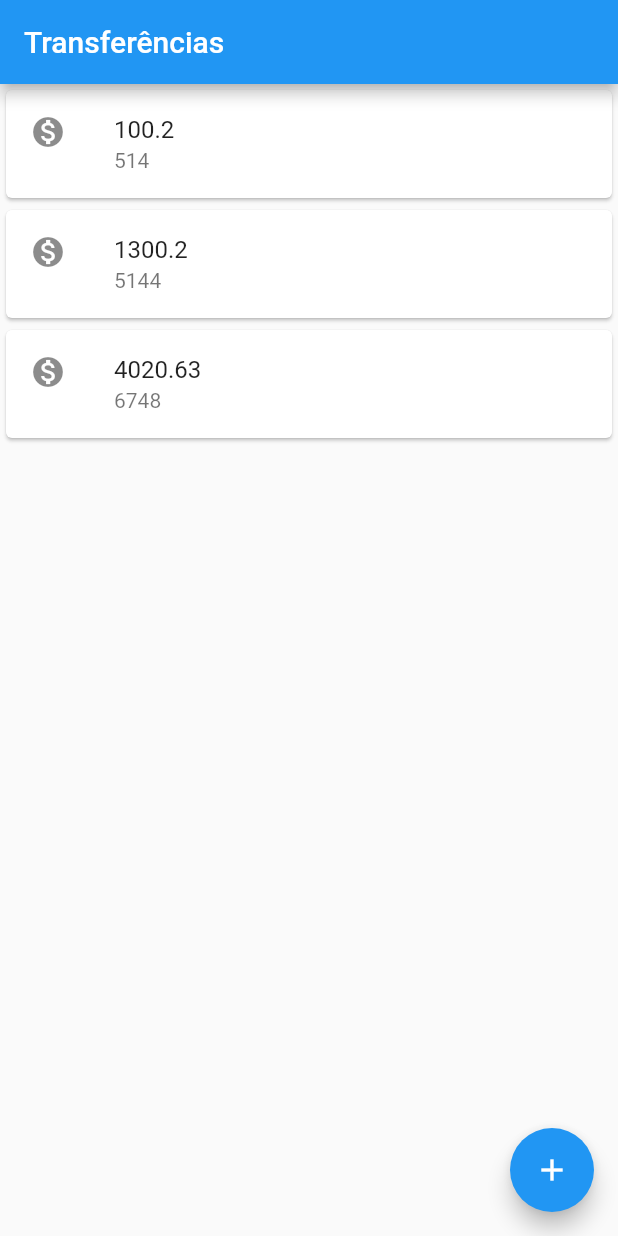
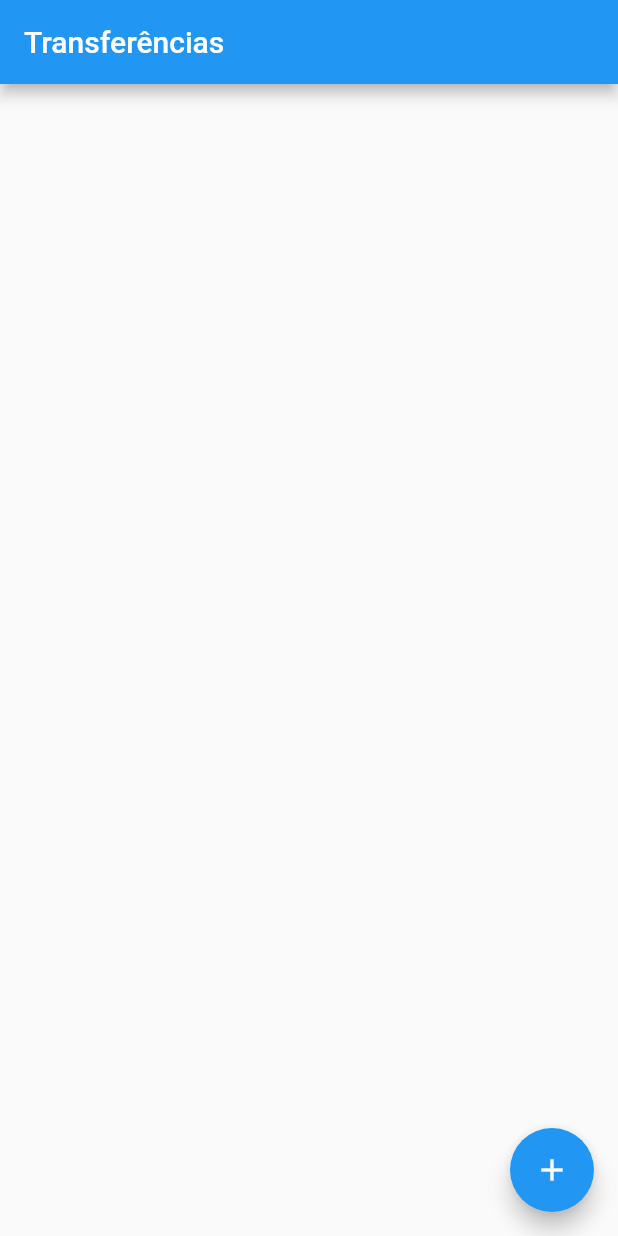
Before and after one commit to Wessh/FlutterBytebank, a Flutter app: the screen it shows after launch, on a phone screen of 412 x 824 dp. Run offline on Flutter 3.47's test engine with Material 2 defaults, Android fonts, the phone set to English and light mode, and no system bars.

```diff
--- a/lib/main.dart
+++ b/lib/main.dart
@@ -19,10 +19,9 @@ class BytebankApp extends StatelessWidget {
 }
 
 class ListaTransferencia extends StatelessWidget {
-  const ListaTransferencia({Key? key}) : super(key: key);
+  final List<Transferencia> _transferencia = []; //Cria uma lista vazia
 
-  /*
-   * StatelessWidget = Conteudo de forma estatica
+  /* StatelessWidget = Conteudo de forma estatica
    * StatefulWidget = Tem a capacidade de modificar itens de forma dinamica
    */
   @override
@@ -31,25 +30,21 @@ class ListaTransferencia extends StatelessWidget {
       appBar: AppBar(
         title: Text('Transferências'),
       ),
-      body: Column(
-        children: [
-          ItemTransferencia(
-            Transferencia(100.2, 514),
-          ),
-          ItemTransferencia(
-            Transferencia(1300.2, 5144),
-          ),
-          ItemTransferencia(
-            Transferencia(4020.63, 6748),
-          ),
-        ],
+      body: ListView.builder( //.builder permite q a lista seja dinamica
+        itemCount: _transferencia.length, // verifica quantos itens tem na lista
+        itemBuilder: (context, index) { //Recebe o contexto e o indice = posição do item dentro do contexto
+          final transferencia = _transferencia[index]; //
+          return ItemTransferencia(transferencia); // Retorna o widget ItemTransferencia com transferencia referente a aquele indice
+        },
       ),
       floatingActionButton: FloatingActionButton(
         onPressed: () {
-          final Future future = Navigator.push(context, MaterialPageRoute(builder: (context) {
+          final Future future =
+              Navigator.push(context, MaterialPageRoute(builder: (context) {
             return FormularioTransferencia();
-          }));  //Usado para ir para outra página
-          future.then((transferenciaRecebida){
+          })); //Usado para ir para outra página
+          future.then((transferenciaRecebida) {
+            _transferencia.add(transferenciaRecebida); // Adiciona um objeto a lista _transferencia
             debugPrint('Chegou no future.');
             debugPrint('$transferenciaRecebida');
           });
@@ -124,10 +119,10 @@ class ItemTransferencia extends StatelessWidget {
   Widget build(BuildContext context) {
     return Card(
         child: ListTile(
-          leading: Icon(Icons.monetization_on),
-          title: Text(_transferencia.valor.toString()),
-          subtitle: Text(_transferencia.numeroConta.toString()),
-        ));
+      leading: Icon(Icons.monetization_on),
+      title: Text(_transferencia.valor.toString()),
+      subtitle: Text(_transferencia.numeroConta.toString()),
+    ));
   }
 }
 
```
